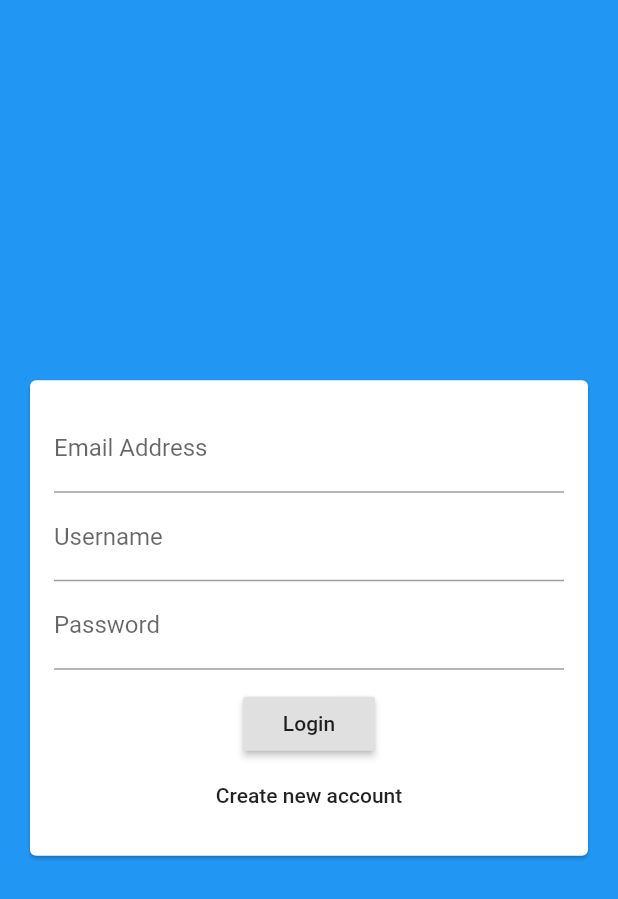
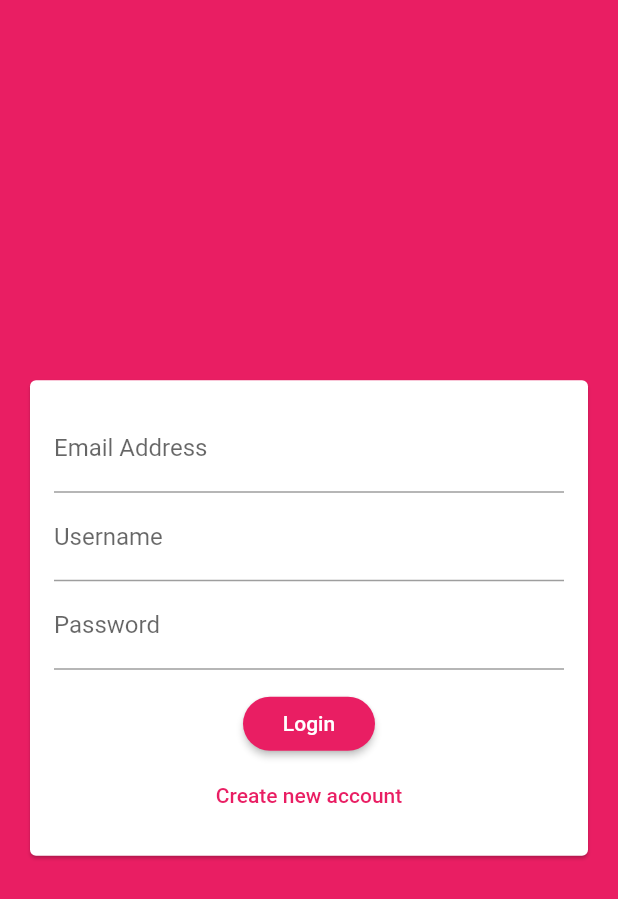
Before and after one commit to jeremiahAI/chat_app, a Flutter app: the screen it shows after launch, on a phone screen of 412 x 824 dp. Shown: the top 899 px of the screen. Run offline on Flutter 3.47's test engine with Material 2 defaults, Android fonts, the phone set to English and light mode, and no system bars; our stand-ins replace cloud_firestore; accounts and stored records are empty.

Commit message:
Add app screen

```diff
--- a/lib/main.dart
+++ b/lib/main.dart
@@ -12,7 +12,15 @@ class MyApp extends StatelessWidget {
     return MaterialApp(
       title: 'FlutterChat',
       theme: ThemeData(
-        primarySwatch: Colors.blue,
+        primarySwatch: Colors.pink,
+        backgroundColor: Colors.pink,
+        accentColor: Colors.deepPurple,
+        accentColorBrightness: Brightness.dark,
+        buttonTheme: ButtonTheme.of(context).copyWith(
+            buttonColor: Colors.pink,
+            textTheme: ButtonTextTheme.primary,
+            shape: RoundedRectangleBorder(
+                borderRadius: BorderRadius.circular(20))),
         visualDensity: VisualDensity.adaptivePlatformDensity,
       ),
       home: AuthScreen(),
--- a/lib/widgets/auth/auth_form.dart
+++ b/lib/widgets/auth/auth_form.dart
@@ -43,7 +43,9 @@ class _AuthFormState extends State<AuthForm> {
                     child: Text('Login'),
                   ),
                   FlatButton(
-                      onPressed: () {}, child: Text("Create new account"))
+                      textColor: Theme.of(context).primaryColor,
+                      onPressed: () {},
+                      child: Text("Create new account"))
                 ],
               ),
             ),
```
